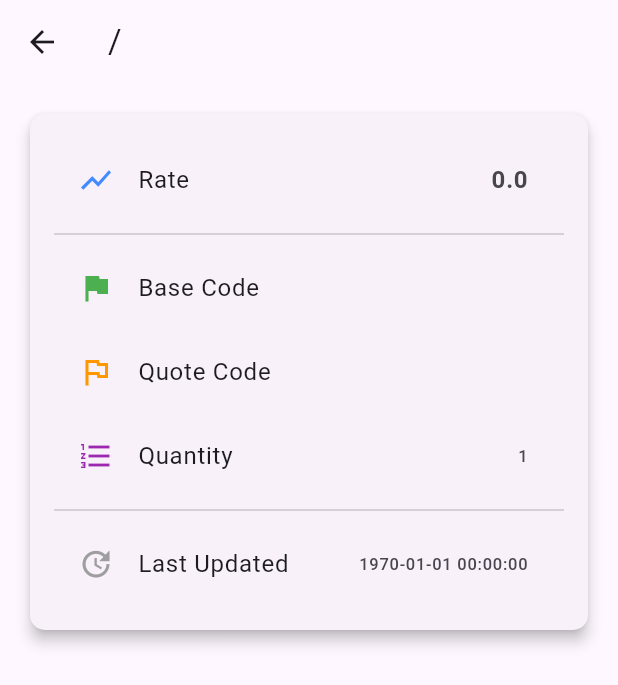
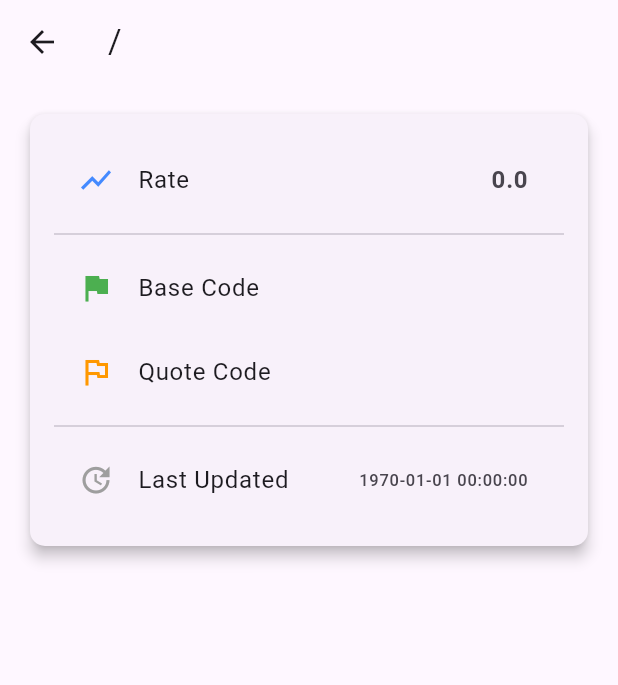
Before and after one commit to DAAC-A00/finow, a Flutter app: the ExchangeRateDetailScreen screen opened directly with empty values, on a phone screen of 412 x 824 dp. Shown: the top 685 px of the screen. Run offline on Flutter 3.47's test engine with Material 3 defaults, Android fonts, the phone set to English and light mode, and no system bars; our stand-ins replace dio, flutter_riverpod, go_router, hive, hive_flutter; accounts and stored records are empty; network calls fail.

Commit message:
feat: 환율 관련 클래스에서 quantity 필드 제거 및 관련 코드 정리

```diff
--- a/lib/features/exchange_rate/exchange_rate.dart
+++ b/lib/features/exchange_rate/exchange_rate.dart
@@ -19,9 +19,6 @@ class ExchangeRate extends HiveObject {
   final String quoteCode;
 
   @HiveField(3)
-  final int quantity;
-
-  @HiveField(4)
   @JsonKey(name: 'rate')
   final double rate;
 
@@ -29,7 +26,6 @@ class ExchangeRate extends HiveObject {
     required this.lastUpdatedUnix,
     required this.baseCode,
     required this.quoteCode,
-    this.quantity = 1,
     required this.rate,
   });
 
@@ -37,14 +33,12 @@ class ExchangeRate extends HiveObject {
     int? lastUpdatedUnix,
     String? baseCode,
     String? quoteCode,
-    int? quantity,
     double? rate,
   }) {
     return ExchangeRate(
       lastUpdatedUnix: lastUpdatedUnix ?? this.lastUpdatedUnix,
       baseCode: baseCode ?? this.baseCode,
       quoteCode: quoteCode ?? this.quoteCode,
-      quantity: quantity ?? this.quantity,
       rate: rate ?? this.rate,
     );
   }
--- a/lib/features/exchange_rate/exchange_rate_detail_screen.dart
+++ b/lib/features/exchange_rate/exchange_rate_detail_screen.dart
@@ -48,11 +48,6 @@ class ExchangeRateDetailScreen extends StatelessWidget {
                   title: const Text('Quote Code'),
                   trailing: Text(rate.quoteCode),
                 ),
-                ListTile(
-                  leading: const Icon(Icons.format_list_numbered, color: Colors.purple),
-                  title: const Text('Quantity'),
-                  trailing: Text(rate.quantity.toString()),
-                ),
                 const Divider(),
                 ListTile(
                   leading: const Icon(Icons.update, color: Colors.grey),
--- a/lib/features/exchange_rate/exchange_rate_provider.dart
+++ b/lib/features/exchange_rate/exchange_rate_provider.dart
@@ -47,7 +47,6 @@ class ExchangeRateNotifier extends AsyncNotifier<List<ExchangeRate>> {
           baseCode: rate1.quoteCode,
           quoteCode: rate2.quoteCode,
           rate: rate2.rate / rate1.rate,
-          quantity: 1,
           lastUpdatedUnix: rate1.lastUpdatedUnix,
         ));
       }
@@ -59,7 +58,6 @@ class ExchangeRateNotifier extends AsyncNotifier<List<ExchangeRate>> {
         baseCode: rate.quoteCode,
         quoteCode: rate.baseCode,
         rate: 1 / rate.rate,
-        quantity: 1,
         lastUpdatedUnix: rate.lastUpdatedUnix,
       ));
     }
--- a/lib/features/exchange_rate/exchange_rate_update_service.dart
+++ b/lib/features/exchange_rate/exchange_rate_update_service.dart
@@ -55,7 +55,6 @@ class ExchangeRateUpdateService {
           baseCode: rate1.quoteCode,
           quoteCode: rate2.quoteCode,
           rate: rate2.rate / rate1.rate,
-          quantity: 1,
           lastUpdatedUnix: rate1.lastUpdatedUnix,
         ));
       }
@@ -68,7 +67,6 @@ class ExchangeRateUpdateService {
         baseCode: rate.quoteCode,
         quoteCode: rate.baseCode,
         rate: 1 / rate.rate,
-        quantity: 1,
         lastUpdatedUnix: rate.lastUpdatedUnix,
       ));
     }
--- a/lib/features/storage_viewer/storage_viewer_screen.dart
+++ b/lib/features/storage_viewer/storage_viewer_screen.dart
@@ -151,7 +151,6 @@ class StorageViewerScreen extends ConsumerWidget {
                               Text('base_code: ${value.baseCode}'),
                               Text('quote_code: ${value.quoteCode}'),
                               Text('rate: ${value.rate}'),
-                              Text('quantity: ${value.quantity}'),
                               Text('time_last_update_unix: ${value.lastUpdatedUnix}'),
                               Padding(
                                 padding: const EdgeInsets.only(left: 8.0, top: 2.0),
@@ -280,14 +279,12 @@ class StorageViewerScreen extends ConsumerWidget {
     TextEditingController lastUpdatedUnixController = TextEditingController();
     TextEditingController baseCodeController = TextEditingController();
     TextEditingController quoteCodeController = TextEditingController();
-    TextEditingController quantityController = TextEditingController();
     TextEditingController rateController = TextEditingController();
 
     if (value is ExchangeRate) {
       lastUpdatedUnixController.text = value.lastUpdatedUnix.toString();
       baseCodeController.text = value.baseCode;
       quoteCodeController.text = value.quoteCode;
-      quantityController.text = value.quantity.toString();
       rateController.text = value.rate.toString();
     }
 
@@ -326,11 +323,6 @@ class StorageViewerScreen extends ConsumerWidget {
                         decoration: const InputDecoration(labelText: 'Quote Code'),
                       ),
                       TextField(
-                        controller: quantityController,
-                        decoration: const InputDecoration(labelText: 'Quantity'),
-                        keyboardType: TextInputType.number,
-                      ),
-                      TextField(
                         controller: rateController,
                         decoration: const InputDecoration(labelText: 'Rate'),
                         keyboardType: TextInputType.numberWithOptions(decimal: true),
@@ -367,7 +359,6 @@ class StorageViewerScreen extends ConsumerWidget {
                     lastUpdatedUnix: int.tryParse(lastUpdatedUnixController.text) ?? value.lastUpdatedUnix,
                     baseCode: baseCodeController.text,
                     quoteCode: quoteCodeController.text,
-                    quantity: int.tryParse(quantityController.text) ?? value.quantity,
                     rate: double.tryParse(rateController.text) ?? value.rate,
                   );
                 } else {
```
Also changed, not shown: lib/features/exchange_rate/exchange_rate.g.dart.
